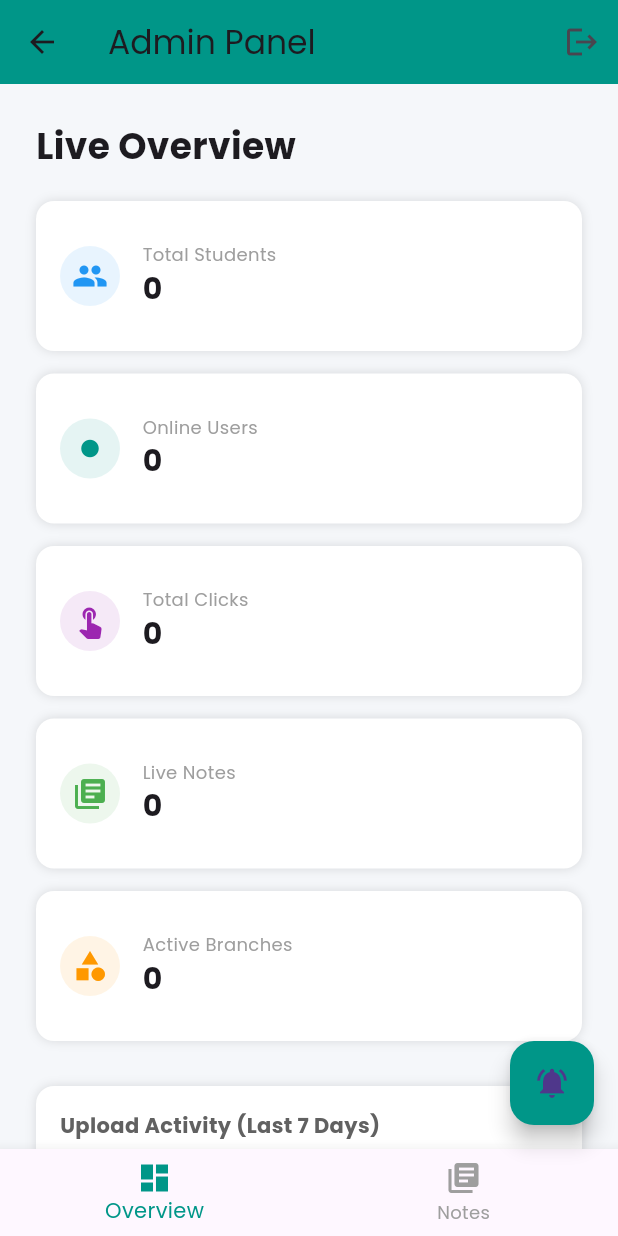
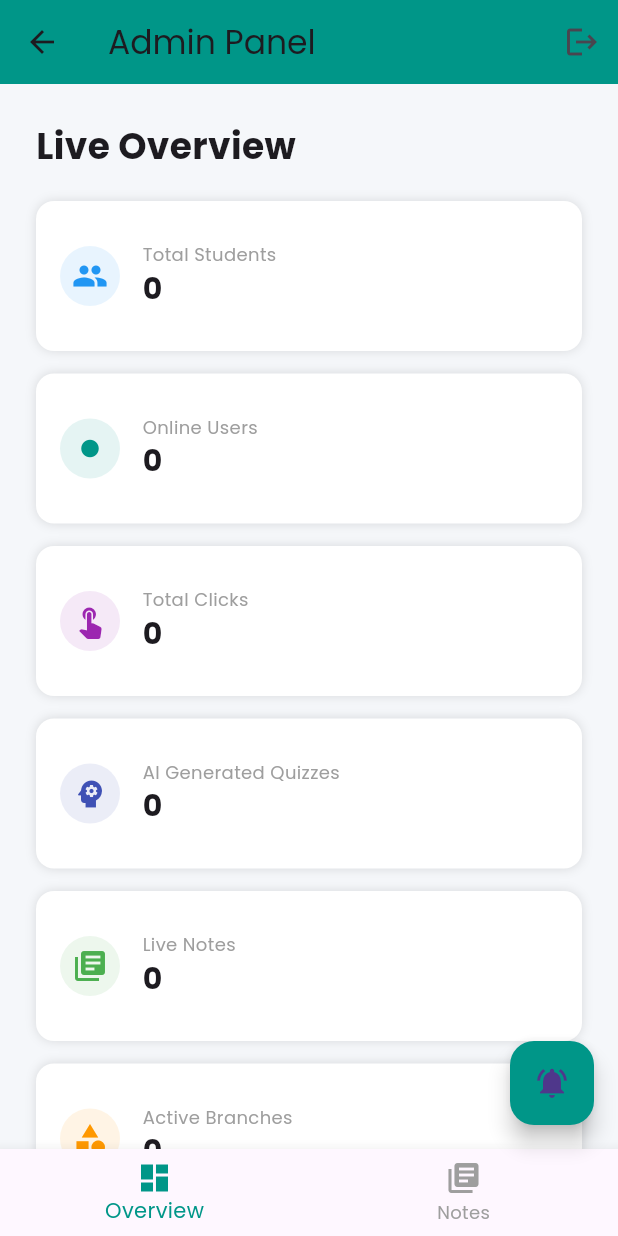
Before and after one commit to joellljose/ktu_notes_app, a Flutter app: the AdminDashboardScreen screen opened by its route, on a phone screen of 412 x 824 dp. Run offline on Flutter 3.47's test engine with Material 3 defaults, Android fonts, the light colour scheme and no system bars; our stand-ins replace cloud_firestore, connectivity_plus, file_picker, firebase_auth, firebase_core, firebase_messaging and 2 more; missing offline and left inert: syncfusion_flutter_pdfviewer; accounts and stored records are empty.

Commit message:
Revert to Gemini, Add Quiz Counter

```diff
--- a/lib/admin/dashboard_view.dart
+++ b/lib/admin/dashboard_view.dart
@@ -22,7 +22,6 @@ class DashboardView extends StatelessWidget {
           var docs = snapshot.data!.docs;
           int totalNotes = docs.length;
 
-
           Map<String, int> branchDist = {};
           for (var doc in docs) {
             var data = doc.data() as Map<String, dynamic>;
@@ -30,15 +29,8 @@ class DashboardView extends StatelessWidget {
             branchDist[b] = (branchDist[b] ?? 0) + 1;
           }
 
-
-
-
-
           Map<String, int> activityMap = {};
           for (var doc in docs) {
-
-
-
             var data = doc.data() as Map<String, dynamic>;
             if (data['uploadedAt'] != null) {
               DateTime date = (data['uploadedAt'] as Timestamp).toDate();
@@ -46,7 +38,6 @@ class DashboardView extends StatelessWidget {
               activityMap[key] = (activityMap[key] ?? 0) + 1;
             }
           }
-
 
           var sortedKeys = activityMap.keys.toList()..sort();
 
@@ -76,7 +67,6 @@ class DashboardView extends StatelessWidget {
                   ),
                   SizedBox(height: 20),
 
-
                   if (isMobile)
                     Column(
                       children: [
@@ -85,6 +75,8 @@ class DashboardView extends StatelessWidget {
                         Container(height: 100, child: _OnlineUserCounterCard()),
                         SizedBox(height: 15),
                         Container(height: 100, child: _ClickCounterCard()),
+                        SizedBox(height: 15),
+                        Container(height: 100, child: _QuizCounterCard()),
                         SizedBox(height: 15),
                         Container(
                           height: 100,
@@ -116,6 +108,8 @@ class DashboardView extends StatelessWidget {
                         SizedBox(width: 20),
                         Expanded(child: _ClickCounterCard()),
                         SizedBox(width: 20),
+                        Expanded(child: _QuizCounterCard()),
+                        SizedBox(width: 20),
                         _buildStatCard(
                           "Live Notes",
                           totalNotes.toString(),
@@ -132,7 +126,6 @@ class DashboardView extends StatelessWidget {
                       ],
                     ),
                   SizedBox(height: 30),
-
 
                   if (isMobile)
                     Column(
@@ -309,7 +302,6 @@ class DashboardView extends StatelessWidget {
                     ),
                   SizedBox(height: 30),
 
-
                   Text(
                     "System Terminal /// Live Feed",
                     style: GoogleFonts.firaCode(
@@ -335,9 +327,7 @@ class DashboardView extends StatelessWidget {
                       ],
                     ),
                     child: ListView.builder(
-                      itemCount: docs.length > 20
-                          ? 20
-                          : docs.length,
+                      itemCount: docs.length > 20 ? 20 : docs.length,
                       itemBuilder: (context, index) {
                         var data = docs[index].data() as Map<String, dynamic>;
                         String subject = data['subject'] ?? 'Unknown Subject';
@@ -663,3 +653,62 @@ class _ClickCounterCard extends StatelessWidget {
     );
   }
 }
+
+class _QuizCounterCard extends StatelessWidget {
+  @override
+  Widget build(BuildContext context) {
+    return StreamBuilder<DocumentSnapshot>(
+      stream: FirebaseFirestore.instance
+          .collection('stats')
+          .doc('quiz_generation')
+          .snapshots(),
+      builder: (context, snapshot) {
+        String count = "...";
+        if (snapshot.hasData && snapshot.data!.exists) {
+          var data = snapshot.data!.data() as Map<String, dynamic>;
+          count = (data['count'] ?? 0).toString();
+        } else if (snapshot.hasData && !snapshot.data!.exists) {
+          count = "0";
+        }
+
+        return Container(
+          height: 100,
+          padding: EdgeInsets.all(16),
+          decoration: BoxDecoration(
+            color: Colors.white,
+            borderRadius: BorderRadius.circular(12),
+            boxShadow: [BoxShadow(color: Colors.black12, blurRadius: 5)],
+          ),
+          child: Row(
+            children: [
+              CircleAvatar(
+                backgroundColor: Colors.indigo.withOpacity(0.1),
+                child: Icon(Icons.psychology, color: Colors.indigo),
+              ),
+              SizedBox(width: 15),
+              Expanded(
+                child: Column(
+                  crossAxisAlignment: CrossAxisAlignment.start,
+                  mainAxisAlignment: MainAxisAlignment.center,
+                  children: [
+                    Text(
+                      "AI Generated Quizzes",
+                      style: TextStyle(color: Colors.grey, fontSize: 12),
+                    ),
+                    Text(
+                      count,
+                      style: TextStyle(
+                        fontWeight: FontWeight.bold,
+                        fontSize: 20,
+                      ),
+                    ),
+                  ],
+                ),
+              ),
+            ],
+          ),
+        );
+      },
+    );
+  }
+}
```
Also changed, not shown: lib/admin_upload_screen.dart (+89 -7 lines), lib/note_detail_screen.dart (+16 -7 lines), 2 other files.
